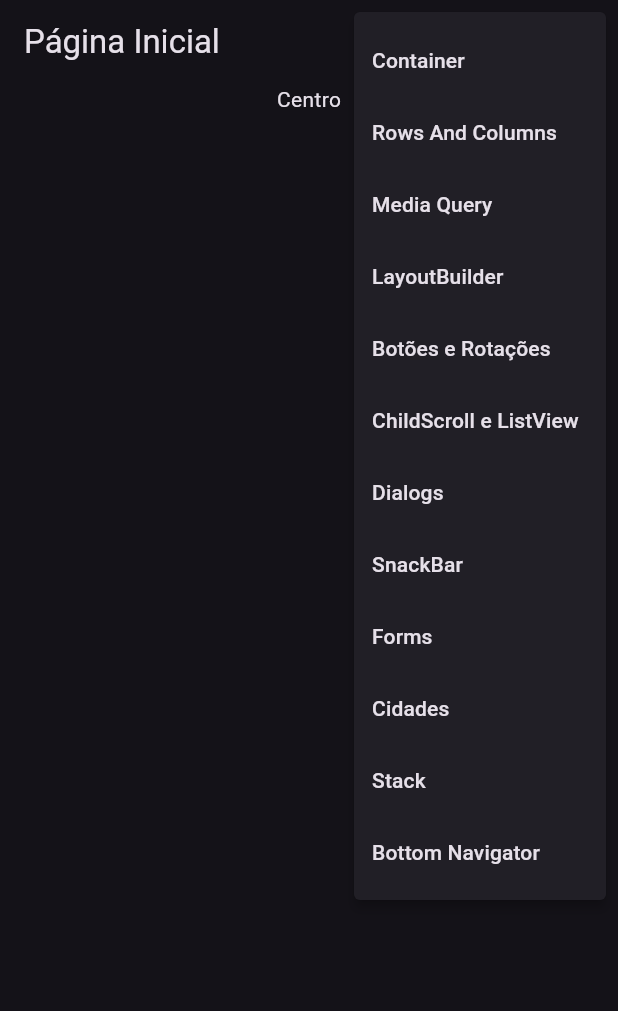
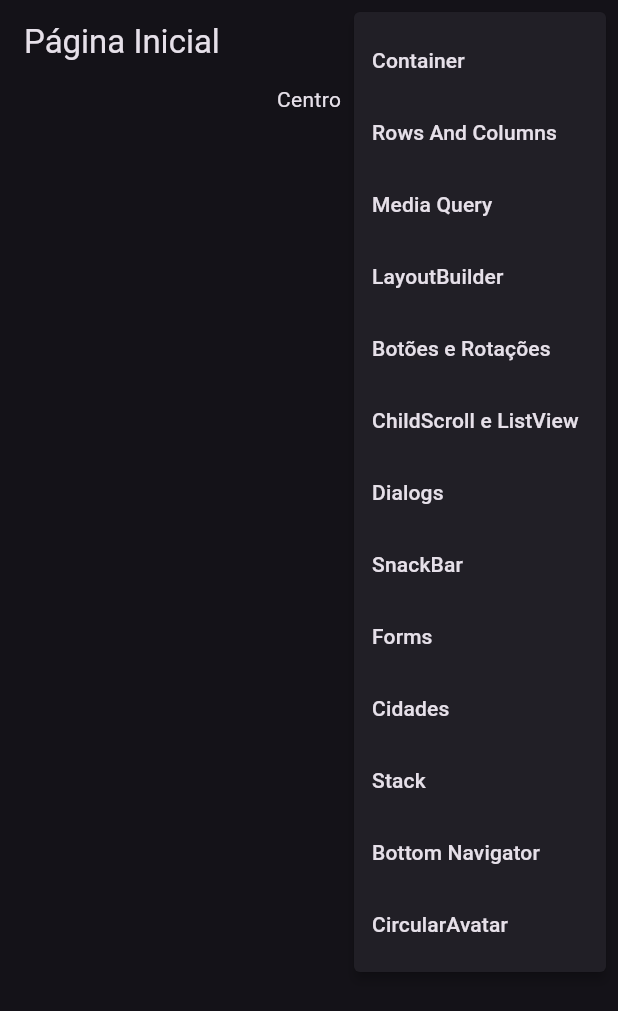
Before and after one commit to Brenokardoso/academia_do_flutter, a Flutter app: the screen it shows after launch, after a tap on the "construction" icon, on a phone screen of 412 x 824 dp. Shown: the top 1011 px of the screen. Run offline on Flutter 3.47's test engine with Material 3 defaults, Android fonts, the light colour scheme and no system bars; our stand-ins replace device_preview; network calls fail.

Commit message:
CircularAvatar and more Stacks"

```diff
--- a/parte_2/lib/home_page/home_page.dart
+++ b/parte_2/lib/home_page/home_page.dart
@@ -14,6 +14,7 @@ enum PopUpMenuPages {
   cidades,
   stack,
   bottomNavigator,
+  circularAvatar,
 }
 
 class HomePage extends StatelessWidget {
@@ -78,6 +79,8 @@ Widget customPopUpMenuIButton(BuildContext context) {
           Navigator.of(context).pushNamed("/stack");
         case PopUpMenuPages.bottomNavigator:
           Navigator.of(context).pushNamed("/bottomNavigate");
+        case PopUpMenuPages.circularAvatar:
+          Navigator.of(context).pushNamed("/circularAvatar");
       }
     },
     itemBuilder: (BuildContext context) {
@@ -130,6 +133,10 @@ Widget customPopUpMenuIButton(BuildContext context) {
           value: PopUpMenuPages.bottomNavigator,
           child: Text("Bottom Navigator"),
         ),
+        const PopupMenuItem(
+          value: PopUpMenuPages.circularAvatar,
+          child: Text("CircularAvatar"),
+        ),
       ];
     },
   );
--- a/parte_2/lib/main.dart
+++ b/parte_2/lib/main.dart
@@ -1,5 +1,6 @@
 import 'package:flutter/foundation.dart';
 import 'package:flutter/material.dart';
+import 'package:parte_2/circular_avatar_page.dart/cicular_avatar.dart';
 import 'package:parte_2/pages/bottom_navigator_bar/bottom_navigator_bar.dart';
 import 'package:parte_2/pages/buttons_and_text_rotatiton/buttons_and_text_rotatiton.dart';
 import 'package:parte_2/pages/child_and_views/child_and_viewes.dart';
@@ -114,6 +115,8 @@ class MyApp extends StatelessWidget {
             return MaterialPageRoute(
                 settings: settings,
                 builder: (bottomNavigator) => const BottomNavigatorPage(),);
+          case '/circularAvatar':
+          return MaterialPageRoute(settings:settings, builder: (circularAvatar)=> const CicularPage(),);
         }
 
         return null;
--- a/parte_2/pubspec.yaml
+++ b/parte_2/pubspec.yaml
@@ -62,6 +62,7 @@ flutter:
   # To add assets to your application, add an assets section, like this:
   assets:
     - assets/json/cidade.json
+    - assets/img/goku_kid.png
   #   - images/a_dot_burr.jpeg
   #   - images/a_dot_ham.jpeg
 
```
Also changed, not shown: parte_2/lib/circular_avatar_page.dart/cicular_avatar.dart (added, +57 -0 lines), parte_2/assets/img/goku_kid.png (added).
